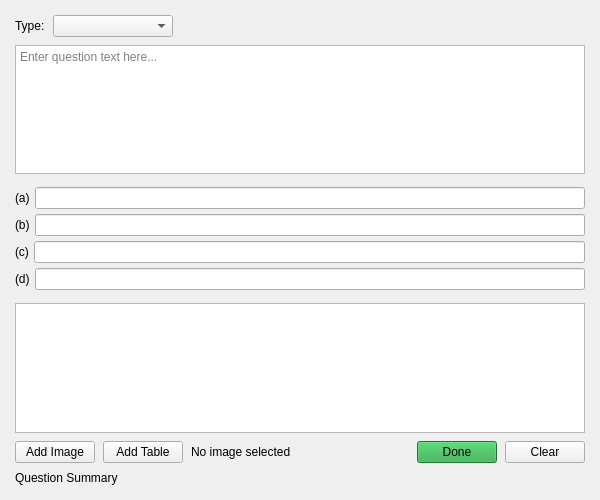
icarus-20s/paper-build, file src/widgets/questionWidget/QuestionWidget.ui: the form before one commit.
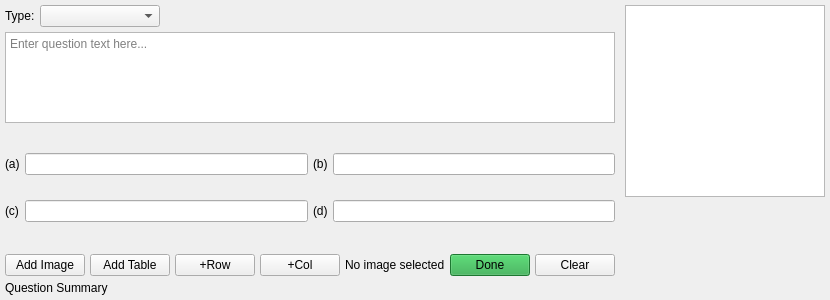
The form after the commit. The open tabs and pages were chosen to show the change.

```diff
--- a/src/widgets/questionWidget/QuestionWidget.ui
+++ b/src/widgets/questionWidget/QuestionWidget.ui
@@ -6,28 +6,33 @@
    <rect>
     <x>0</x>
     <y>0</y>
-    <width>600</width>
-    <height>500</height>
+    <width>800</width>
+    <height>300</height>
    </rect>
   </property>
   <property name="windowTitle">
    <string>Question Editor</string>
   </property>
-  <layout class="QVBoxLayout" name="verticalLayout">
+  <layout class="QHBoxLayout" name="horizontalLayout">
    <property name="spacing">
-    <number>8</number>
+    <number>10</number>
    </property>
    <property name="leftMargin">
-    <number>15</number>
+    <number>5</number>
    </property>
    <property name="topMargin">
-    <number>15</number>
+    <number>5</number>
    </property>
    <property name="rightMargin">
-    <number>15</number>
+    <number>5</number>
    </property>
    <property name="bottomMargin">
-    <number>15</number>
+    <number>5</number>
+   </property>
+   <item>
+    <layout class="QVBoxLayout" name="leftLayout">
+     <property name="spacing">
+      <number>5</number>
    </property>
    <item>
     <layout class="QHBoxLayout" name="headerLayout">
@@ -78,7 +83,7 @@
      <property name="minimumSize">
       <size>
        <width>0</width>
-       <height>100</height>
+         <height>80</height>
       </size>
      </property>
      <property name="placeholderText">
@@ -90,7 +95,7 @@
     <widget class="QStackedWidget" name="typeSpecificStack">
      <widget class="QWidget" name="regularPage"/>
      <widget class="QWidget" name="mcqPage">
-      <layout class="QVBoxLayout" name="mcqLayout">
+        <layout class="QGridLayout" name="mcqGridLayout">
        <property name="spacing">
         <number>5</number>
        </property>
@@ -106,74 +111,84 @@
        <property name="bottomMargin">
         <number>5</number>
        </property>
-       <item>
-        <layout class="QHBoxLayout" name="optionALayout">
-         <item>
+         <item row="0" column="0">
           <widget class="QLabel" name="labelA">
            <property name="text">
             <string>(a)</string>
            </property>
           </widget>
          </item>
-         <item>
+         <item row="0" column="1">
           <widget class="QLineEdit" name="optionAEdit"/>
          </item>
-        </layout>
-       </item>
-       <item>
-        <layout class="QHBoxLayout" name="optionBLayout">
-         <item>
+         <item row="0" column="2">
           <widget class="QLabel" name="labelB">
            <property name="text">
             <string>(b)</string>
            </property>
           </widget>
          </item>
-         <item>
+         <item row="0" column="3">
           <widget class="QLineEdit" name="optionBEdit"/>
          </item>
-        </layout>
-       </item>
-       <item>
-        <layout class="QHBoxLayout" name="optionCLayout">
-         <item>
+         <item row="1" column="0">
           <widget class="QLabel" name="labelC">
            <property name="text">
             <string>(c)</string>
            </property>
           </widget>
          </item>
-         <item>
+         <item row="1" column="1">
           <widget class="QLineEdit" name="optionCEdit"/>
          </item>
-        </layout>
-       </item>
-       <item>
-        <layout class="QHBoxLayout" name="optionDLayout">
-         <item>
+         <item row="1" column="2">
           <widget class="QLabel" name="labelD">
            <property name="text">
             <string>(d)</string>
            </property>
           </widget>
          </item>
-         <item>
+         <item row="1" column="3">
           <widget class="QLineEdit" name="optionDEdit"/>
          </item>
         </layout>
-       </item>
-      </layout>
-     </widget>
+       </widget>
+       <widget class="QWidget" name="orPage">
+        <layout class="QVBoxLayout" name="orLayout">
+         <property name="leftMargin">
+           <number>0</number>
+         </property>
+         <property name="rightMargin">
+           <number>0</number>
+         </property>
+         <property name="topMargin">
+           <number>5</number>
+         </property>
+         <property name="bottomMargin">
+           <number>5</number>
+         </property>
+         <item>
+          <widget class="QLabel" name="orLabel">
+           <property name="text">
+            <string>Alternative Question (OR):</string>
+           </property>
     </widget>
    </item>
    <item>
-    <widget class="QTableWidget" name="tableWidget">
+          <widget class="QTextEdit" name="orTextEdit">
+           <property name="placeholderText">
+            <string>Enter alternative question text...</string>
+           </property>
      <property name="minimumSize">
       <size>
        <width>0</width>
-       <height>120</height>
-      </size>
-     </property>
+             <height>60</height>
+            </size>
+           </property>
+          </widget>
+         </item>
+        </layout>
+       </widget>
     </widget>
    </item>
    <item>
@@ -192,6 +207,26 @@
        </property>
       </widget>
      </item>
+       <item>
+        <widget class="QPushButton" name="addRowButton">
+         <property name="text">
+          <string>+Row</string>
+         </property>
+         <property name="toolTip">
+          <string>Add table row</string>
+         </property>
+        </widget>
+       </item>
+       <item>
+        <widget class="QPushButton" name="addColumnButton">
+         <property name="text">
+          <string>+Col</string>
+         </property>
+         <property name="toolTip">
+          <string>Add table column</string>
+         </property>
+        </widget>
+       </item>
      <item>
       <widget class="QLabel" name="imagePathLabel">
        <property name="text">
@@ -243,6 +278,44 @@
       <bool>true</bool>
      </property>
     </widget>
+     </item>
+    </layout>
+   </item>
+   <item>
+    <layout class="QVBoxLayout" name="rightLayout">
+     <property name="spacing">
+      <number>5</number>
+     </property>
+     <item>
+      <widget class="QTableWidget" name="tableWidget">
+       <property name="minimumSize">
+        <size>
+         <width>200</width>
+         <height>120</height>
+        </size>
+       </property>
+       <property name="maximumSize">
+        <size>
+         <width>400</width>
+         <height>16777215</height>
+        </size>
+       </property>
+      </widget>
+     </item>
+     <item>
+      <spacer name="verticalSpacer">
+       <property name="orientation">
+        <enum>Qt::Vertical</enum>
+       </property>
+       <property name="sizeHint" stdset="0">
+        <size>
+         <width>20</width>
+         <height>40</height>
+        </size>
+       </property>
+      </spacer>
+     </item>
+    </layout>
    </item>
   </layout>
  </widget>
```
Lines whose indentation alone changed are shown as unchanged.
